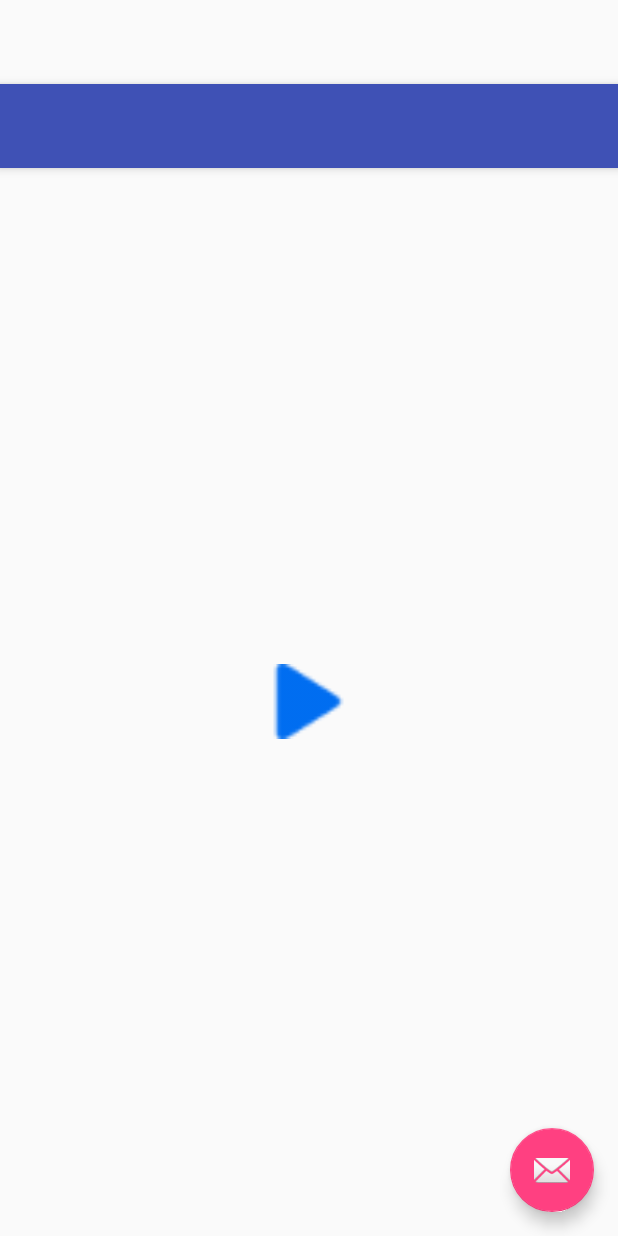
After one commit to richakhanna/master_extempore, an Android app: the layout activity_video_recording.xml on its own in the app's theme, with its tools: preview values and no code run, on a phone screen of 412 x 824 dp. The commit adds this screen. Run offline under Robolectric (Android 15) with nearby library versions, the phone set to English and light mode, and no system bars; network calls fail.

Commit message:
Video recording and video playing feature added

```diff
--- a/app/src/main/java/com/richdroid/masterextempore/ui/activity/MainActivity.java
+++ b/app/src/main/java/com/richdroid/masterextempore/ui/activity/MainActivity.java
@@ -1,5 +1,6 @@
 package com.richdroid.masterextempore.ui.activity;
 
+import android.content.Intent;
 import android.os.Bundle;
 import android.support.design.widget.TabLayout;
 import android.support.v4.view.ViewPager;
@@ -54,6 +55,9 @@ public class MainActivity extends AppCompatActivity implements TabLayout.OnTabSe
 
         mTabLayout.setOnTabSelectedListener(this);
 
+        Intent intent = new Intent(this, VideoRecordingActivity.class);
+        startActivity(intent);
+
     }
 
     @Override
--- /dev/null
+++ b/app/src/main/res/layout/activity_video_recording.xml
@@ -0,0 +1,34 @@
+<?xml version="1.0" encoding="utf-8"?>
+<android.support.design.widget.CoordinatorLayout xmlns:android="http://schemas.android.com/apk/res/android"
+    xmlns:app="http://schemas.android.com/apk/res-auto"
+    xmlns:tools="http://schemas.android.com/tools"
+    android:layout_width="match_parent"
+    android:layout_height="match_parent"
+    android:fitsSystemWindows="true"
+    tools:context="com.richdroid.masterextempore.ui.activity.VideoRecordingActivity">
+
+    <android.support.design.widget.AppBarLayout
+        android:layout_width="match_parent"
+        android:layout_height="wrap_content"
+        android:theme="@style/AppTheme.AppBarOverlay">
+
+        <android.support.v7.widget.Toolbar
+            android:id="@+id/toolbar"
+            android:layout_width="match_parent"
+            android:layout_height="?attr/actionBarSize"
+            android:background="?attr/colorPrimary"
+            app:popupTheme="@style/AppTheme.PopupOverlay" />
+
+    </android.support.design.widget.AppBarLayout>
+
+    <include layout="@layout/content_video_recording" />
+
+    <android.support.design.widget.FloatingActionButton
+        android:id="@+id/fab"
+        android:layout_width="wrap_content"
+        android:layout_height="wrap_content"
+        android:layout_gravity="bottom|end"
+        android:layout_margin="@dimen/fab_margin"
+        android:src="@android:drawable/ic_dialog_email" />
+
+</android.support.design.widget.CoordinatorLayout>
--- /dev/null
+++ b/app/src/main/res/layout/content_video_recording.xml
@@ -0,0 +1,37 @@
+<?xml version="1.0" encoding="utf-8"?>
+<RelativeLayout xmlns:android="http://schemas.android.com/apk/res/android"
+    xmlns:app="http://schemas.android.com/apk/res-auto"
+    xmlns:tools="http://schemas.android.com/tools"
+    android:layout_width="match_parent"
+    android:layout_height="match_parent"
+    android:paddingBottom="@dimen/activity_vertical_margin"
+    android:paddingLeft="@dimen/activity_horizontal_margin"
+    android:paddingRight="@dimen/activity_horizontal_margin"
+    android:paddingTop="@dimen/activity_vertical_margin"
+    app:layout_behavior="@string/appbar_scrolling_view_behavior"
+    tools:context="com.richdroid.masterextempore.ui.activity.VideoRecordingActivity"
+    tools:showIn="@layout/activity_video_recording">
+
+    <FrameLayout
+        android:id="@+id/video_frame"
+        android:layout_width="wrap_content"
+        android:layout_height="wrap_content">
+
+        <VideoView
+            android:id="@+id/videoView"
+            android:layout_width="wrap_content"
+            android:layout_height="wrap_content"
+            android:visibility="invisible" />
+
+        <ImageView
+            android:id="@+id/play_button"
+            android:layout_width="50dp"
+            android:layout_height="50dp"
+            android:layout_gravity="center_vertical|center_horizontal"
+            android:background="@android:color/transparent"
+            android:src="@mipmap/play" />
+
+    </FrameLayout>
+
+
+</RelativeLayout>
--- /dev/null
+++ b/app/src/main/res/values-v21/styles.xml
@@ -0,0 +1 @@
+<resources></resources>
--- a/app/src/main/res/values/strings.xml
+++ b/app/src/main/res/values/strings.xml
@@ -3,4 +3,5 @@
     <string name="delete_contact">Delete Contact</string>
     <string name="action_settings">Settings</string>
     <string name="section_format">Hello World from section: %1$d</string>
+    <string name="title_activity_video_recording">VideoRecordingActivity</string>
 </resources>
```
Also changed, not shown: app/src/main/AndroidManifest.xml (+16 -1 lines), app/src/main/java/com/richdroid/masterextempore/ui/activity/VideoRecordingActivity.java (added, +98 -0 lines), app/src/main/res/values/styles.xml (+5 -2 lines), app/src/main/res/mipmap-xhdpi/play.png (added).
